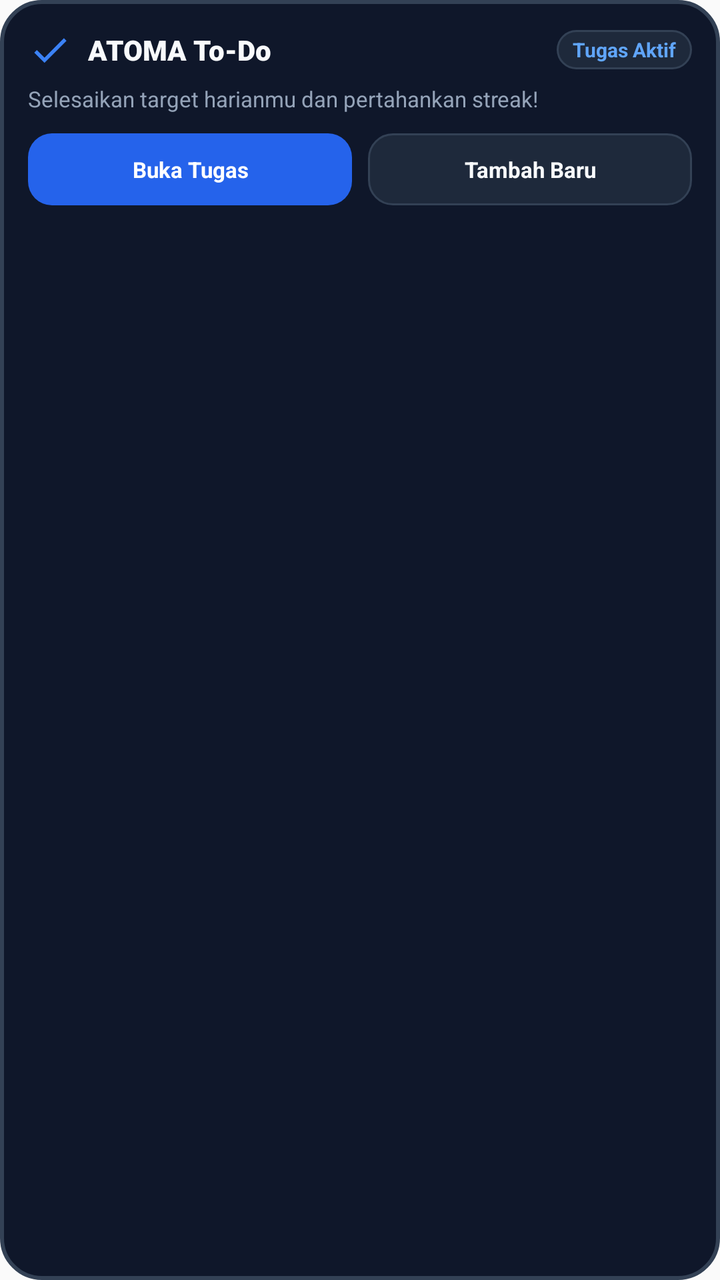
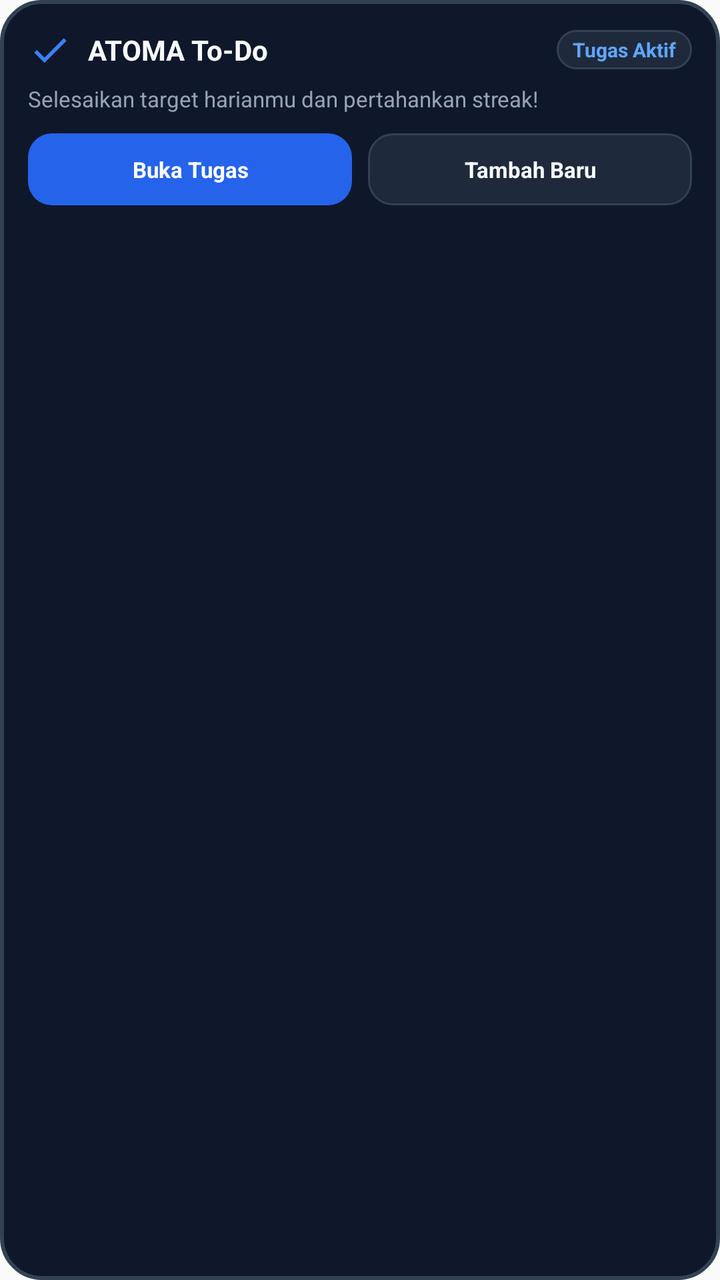

Two renders of the same Android screen: before a commit and after it. Below are the layout's source before the change and the commit's diff.
<!-- AndroidManifest.xml: application theme AppTheme -->
<!-- res/layout/widget_todo.xml -->
<?xml version="1.0" encoding="utf-8"?>
<LinearLayout xmlns:android="http://schemas.android.com/apk/res/android"
    android:id="@+id/widget_todo_root"
    android:layout_width="match_parent"
    android:layout_height="match_parent"
    android:background="@drawable/widget_bg_card"
    android:orientation="vertical"
    android:padding="14dp">

    
    <LinearLayout
        android:layout_width="match_parent"
        android:layout_height="wrap_content"
        android:gravity="center_vertical"
        android:orientation="horizontal">

        <ImageView
            android:layout_width="22dp"
            android:layout_height="22dp"
            android:contentDescription="@string/app_name"
            android:src="@drawable/ic_widget_check" />

        <TextView
            android:layout_width="0dp"
            android:layout_height="wrap_content"
            android:layout_marginStart="8dp"
            android:layout_weight="1"
            android:fontFamily="sans-serif-black"
            android:text="ATOMA To-Do"
            android:textColor="@color/widget_text_primary"
            android:textSize="14sp"
            android:textStyle="bold" />

        <TextView
            android:layout_width="wrap_content"
            android:layout_height="wrap_content"
            android:background="@drawable/widget_btn_surface"
            android:paddingStart="8dp"
            android:paddingTop="3dp"
            android:paddingEnd="8dp"
            android:paddingBottom="3dp"
            android:text="@string/widget_todo_status"
            android:textColor="#60A5FA"
            android:textSize="10sp"
            android:textStyle="bold" />
    </LinearLayout>

    
    <TextView
        android:layout_width="match_parent"
        android:layout_height="wrap_content"
        android:layout_marginTop="6dp"
        android:ellipsize="end"
        android:maxLines="1"
        android:text="@string/widget_todo_sub"
        android:textColor="@color/widget_text_secondary"
        android:textSize="11sp" />

    
    <LinearLayout
        android:layout_width="match_parent"
        android:layout_height="wrap_content"
        android:layout_marginTop="10dp"
        android:gravity="center_vertical"
        android:orientation="horizontal">

        
        <TextView
            android:id="@+id/btn_open_tasks"
            android:layout_width="0dp"
            android:layout_height="36dp"
            android:layout_weight="1"
            android:layout_marginEnd="8dp"
            android:background="@drawable/widget_btn_blue"
            android:gravity="center"
            android:text="@string/widget_btn_tasks"
            android:textColor="#FFFFFF"
            android:textSize="11sp"
            android:textStyle="bold" />

        
        <TextView
            android:id="@+id/btn_add_task"
            android:layout_width="0dp"
            android:layout_height="36dp"
            android:layout_weight="1"
            android:background="@drawable/widget_btn_surface"
            android:gravity="center"
            android:text="@string/widget_btn_add_task"
            android:textColor="@color/widget_text_primary"
            android:textSize="11sp"
            android:textStyle="bold" />
    </LinearLayout>
</LinearLayout>
<!-- resources referenced by this layout -->
<resources>
  <color name="widget_text_primary">#F8FAFC</color>
  <color name="widget_text_secondary">#94A3B8</color>
  <!-- drawable ic_widget_check (drawable) -->
  <vector xmlns:android="http://schemas.android.com/apk/res/android"
      android:width="24dp"
      android:height="24dp"
      android:viewportWidth="24"
      android:viewportHeight="24">
      <path
          android:fillColor="#3B82F6"
          android:pathData="M9,16.17L4.83,12l-1.42,1.41L9,19 21,7l-1.41,-1.41z"/>
  </vector>
  <!-- drawable widget_bg_card (drawable) -->
  <?xml version="1.0" encoding="utf-8"?>
  <shape xmlns:android="http://schemas.android.com/apk/res/android"
      android:shape="rectangle">
      <solid android:color="@color/widget_dark_bg" />
      <stroke
          android:width="2dp"
          android:color="@color/widget_card_border" />
      <corners android:radius="20dp" />
  </shape>
  <!-- drawable widget_btn_blue (drawable) -->
  <?xml version="1.0" encoding="utf-8"?>
  <shape xmlns:android="http://schemas.android.com/apk/res/android"
      android:shape="rectangle">
      <solid android:color="@color/widget_blue" />
      <corners android:radius="12dp" />
  </shape>
  <!-- drawable widget_btn_surface (drawable) -->
  <?xml version="1.0" encoding="utf-8"?>
  <shape xmlns:android="http://schemas.android.com/apk/res/android"
      android:shape="rectangle">
      <solid android:color="@color/widget_card_surface" />
      <stroke
          android:width="1dp"
          android:color="@color/widget_card_border" />
      <corners android:radius="12dp" />
  </shape>
  <string name="app_name">ATOMA</string>
  <string name="widget_btn_add_task">Tambah Baru</string>
  <string name="widget_btn_tasks">Buka Tugas</string>
  <string name="widget_todo_status">Tugas Aktif</string>
  <string name="widget_todo_sub">Selesaikan target harianmu dan pertahankan streak!</string>
  <style name="AppTheme" parent="Theme.AppCompat.Light.DarkActionBar">
          
          <item name="colorPrimary">@color/colorPrimary</item>
          <item name="colorPrimaryDark">@color/colorPrimaryDark</item>
          <item name="colorAccent">@color/colorAccent</item>
      </style>
  <color name="widget_dark_bg">#0F172A</color>
  <color name="widget_card_border">#334155</color>
  <color name="widget_blue">#2563EB</color>
  <color name="widget_card_surface">#1E293B</color>
  <color name="colorPrimary">#4F46E5</color>
  <color name="colorPrimaryDark">#3730A3</color>
  <color name="colorAccent">#06B6D4</color>
</resources>

<!-- the commit's change to res/layout/widget_todo.xml (unified diff, before → after) -->
@@ -25,7 +25,6 @@
             android:layout_height="wrap_content"
             android:layout_marginStart="8dp"
             android:layout_weight="1"
-            android:fontFamily="sans-serif-black"
             android:text="ATOMA To-Do"
             android:textColor="@color/widget_text_primary"
             android:textSize="14sp"
